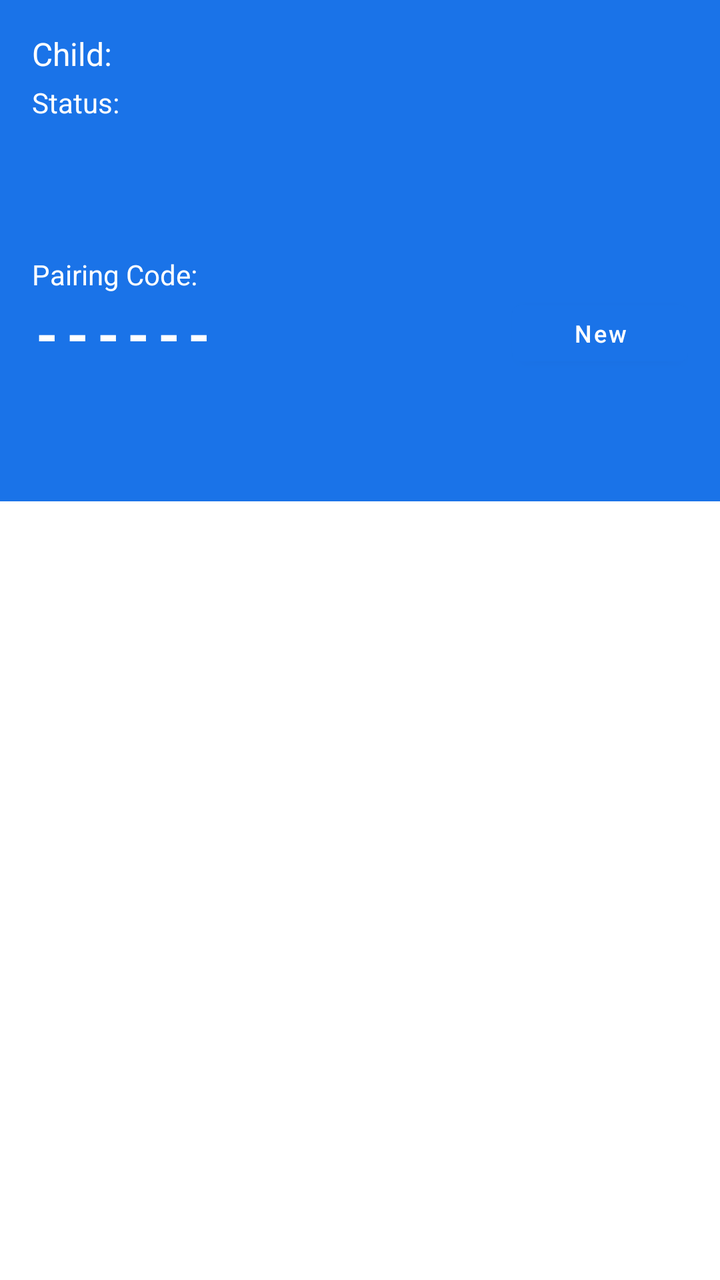
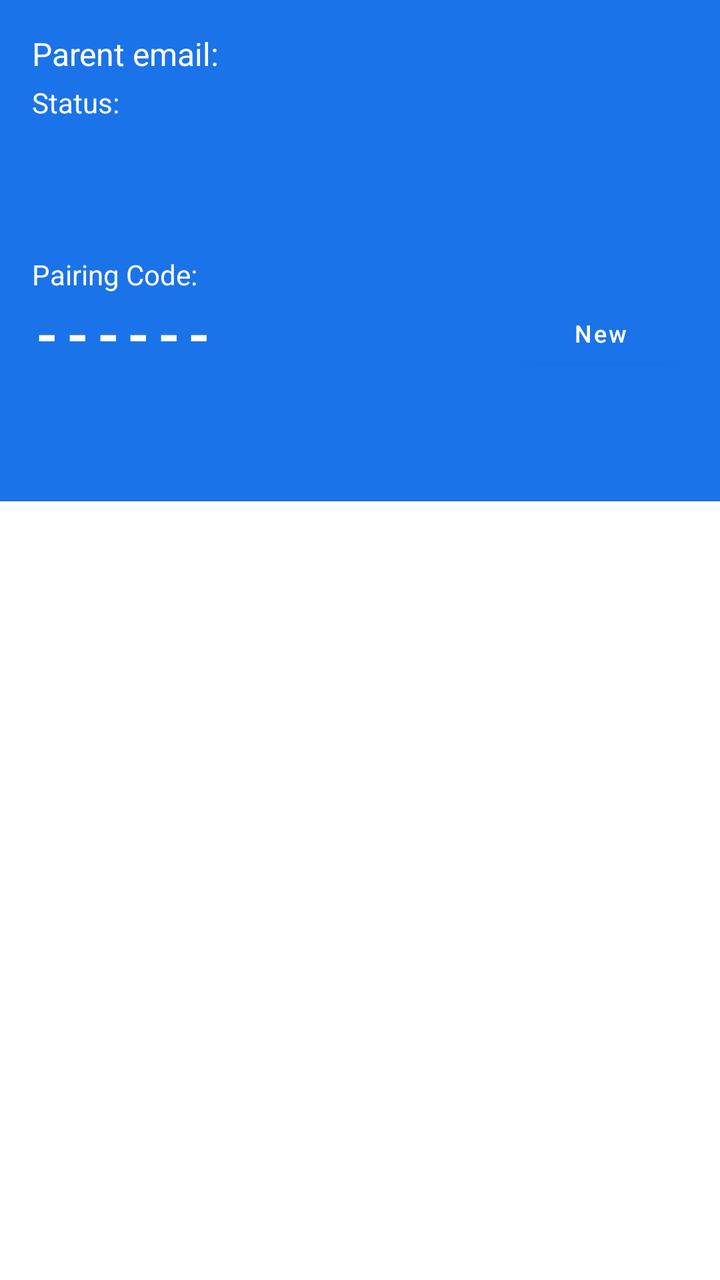

Before-and-after screenshots of an Android layout around one commit, followed by the original layout XML and the change that was made.
<!-- AndroidManifest.xml: application theme Theme.Monitor -->
<!-- res/layout/activity_main.xml -->
<?xml version="1.0" encoding="utf-8"?>
<LinearLayout xmlns:android="http://schemas.android.com/apk/res/android"
    xmlns:app="http://schemas.android.com/apk/res-auto"
    android:layout_width="match_parent"
    android:layout_height="match_parent"
    android:orientation="vertical">

    <LinearLayout
        android:layout_width="match_parent"
        android:layout_height="wrap_content"
        android:orientation="vertical"
        android:padding="16dp"
        android:background="?attr/colorPrimary">

        <TextView
            android:id="@+id/tv_child_email"
            android:layout_width="wrap_content"
            android:layout_height="wrap_content"
            android:text="Child: "
            android:textColor="@android:color/white"
            android:textSize="16sp"/>

        <TextView
            android:id="@+id/tv_status"
            android:layout_width="wrap_content"
            android:layout_height="wrap_content"
            android:text="Status: "
            android:textColor="@android:color/white"
            android:textSize="14sp"
            android:layout_marginTop="4dp"/>

        <TextView
            android:id="@+id/tv_device_model"
            android:layout_width="wrap_content"
            android:layout_height="wrap_content"
            android:text=""
            android:textColor="@android:color/white"
            android:textSize="13sp"
            android:layout_marginTop="2dp"/>

        <TextView
            android:id="@+id/tv_device_android"
            android:layout_width="wrap_content"
            android:layout_height="wrap_content"
            android:text=""
            android:textColor="@android:color/white"
            android:textSize="13sp"
            android:layout_marginTop="2dp"/>

        <TextView
            android:id="@+id/tv_last_seen"
            android:layout_width="wrap_content"
            android:layout_height="wrap_content"
            android:text=""
            android:textColor="@android:color/white"
            android:textSize="13sp"
            android:layout_marginTop="2dp"
            android:layout_marginBottom="4dp"/>

        <TextView
            android:id="@+id/tv_pairing_code_label"
            android:layout_width="wrap_content"
            android:layout_height="wrap_content"
            android:text="Pairing Code:"
            android:textColor="@android:color/white"
            android:textSize="14sp"
            android:layout_marginTop="4dp"/>

        <LinearLayout
            android:layout_width="match_parent"
            android:layout_height="wrap_content"
            android:orientation="horizontal"
            android:gravity="center_vertical">

            <TextView
                android:id="@+id/tv_pairing_code"
                android:layout_width="0dp"
                android:layout_height="wrap_content"
                android:layout_weight="1"
                android:text="------"
                android:textColor="@android:color/white"
                android:textSize="28sp"
                android:textStyle="bold"
                android:letterSpacing="0.15"/>

            <Button
                android:id="@+id/btn_new_code"
                android:layout_width="wrap_content"
                android:layout_height="40dp"
                android:text="New"
                android:textSize="12sp"
                android:textAllCaps="false"
                android:paddingLeft="16dp"
                android:paddingRight="16dp"/>

        </LinearLayout>

    </LinearLayout>

    <com.google.android.material.tabs.TabLayout
        android:id="@+id/tab_layout"
        android:layout_width="match_parent"
        android:layout_height="wrap_content"
        android:background="?attr/colorPrimary"
        app:tabMode="scrollable"
        app:tabTextColor="@android:color/white"
        app:tabSelectedTextColor="@android:color/white"
        app:tabIndicatorColor="@android:color/white"/>

    <androidx.viewpager2.widget.ViewPager2
        android:id="@+id/view_pager"
        android:layout_width="match_parent"
        android:layout_height="0dp"
        android:layout_weight="1"/>

</LinearLayout>
<!-- resources referenced by this layout -->
<resources>
  <style name="Theme.Monitor" parent="Theme.MaterialComponents.DayNight.NoActionBar">
          <item name="colorPrimary">#FF1A73E8</item>
          <item name="colorPrimaryVariant">#FF1557B0</item>
          <item name="colorOnPrimary">#FFFFFFFF</item>
          <item name="colorSecondary">#FF1A73E8</item>
          <item name="colorSecondaryVariant">#FF1557B0</item>
          <item name="colorOnSecondary">#FFFFFFFF</item>
          <item name="android:statusBarColor">#FF1A73E8</item>
      </style>
</resources>

<!-- the commit's change to res/layout/activity_main.xml (unified diff, before → after) -->
@@ -5,97 +5,103 @@
     android:layout_height="match_parent"
     android:orientation="vertical">
 
-    <LinearLayout
+    <ScrollView
         android:layout_width="match_parent"
-        android:layout_height="wrap_content"
-        android:orientation="vertical"
-        android:padding="16dp"
-        android:background="?attr/colorPrimary">
-
-        <TextView
-            android:id="@+id/tv_child_email"
-            android:layout_width="wrap_content"
-            android:layout_height="wrap_content"
-            android:text="Child: "
-            android:textColor="@android:color/white"
-            android:textSize="16sp"/>
-
-        <TextView
-            android:id="@+id/tv_status"
-            android:layout_width="wrap_content"
-            android:layout_height="wrap_content"
-            android:text="Status: "
-            android:textColor="@android:color/white"
-            android:textSize="14sp"
-            android:layout_marginTop="4dp"/>
-
-        <TextView
-            android:id="@+id/tv_device_model"
-            android:layout_width="wrap_content"
-            android:layout_height="wrap_content"
-            android:text=""
-            android:textColor="@android:color/white"
-            android:textSize="13sp"
-            android:layout_marginTop="2dp"/>
-
-        <TextView
-            android:id="@+id/tv_device_android"
-            android:layout_width="wrap_content"
-            android:layout_height="wrap_content"
-            android:text=""
-            android:textColor="@android:color/white"
-            android:textSize="13sp"
-            android:layout_marginTop="2dp"/>
-
-        <TextView
-            android:id="@+id/tv_last_seen"
-            android:layout_width="wrap_content"
-            android:layout_height="wrap_content"
-            android:text=""
-            android:textColor="@android:color/white"
-            android:textSize="13sp"
-            android:layout_marginTop="2dp"
-            android:layout_marginBottom="4dp"/>
-
-        <TextView
-            android:id="@+id/tv_pairing_code_label"
-            android:layout_width="wrap_content"
-            android:layout_height="wrap_content"
-            android:text="Pairing Code:"
-            android:textColor="@android:color/white"
-            android:textSize="14sp"
-            android:layout_marginTop="4dp"/>
+        android:layout_height="wrap_content">
 
         <LinearLayout
             android:layout_width="match_parent"
             android:layout_height="wrap_content"
-            android:orientation="horizontal"
-            android:gravity="center_vertical">
+            android:orientation="vertical"
+            android:padding="16dp"
+            android:background="?attr/colorPrimary">
 
             <TextView
-                android:id="@+id/tv_pairing_code"
-                android:layout_width="0dp"
+                android:id="@+id/tv_child_email"
+                android:layout_width="wrap_content"
                 android:layout_height="wrap_content"
-                android:layout_weight="1"
-                android:text="------"
+                android:text="Parent email: "
                 android:textColor="@android:color/white"
-                android:textSize="28sp"
-                android:textStyle="bold"
-                android:letterSpacing="0.15"/>
+                android:textSize="16sp"/>
 
-            <Button
-                android:id="@+id/btn_new_code"
+            <TextView
+                android:id="@+id/tv_status"
                 android:layout_width="wrap_content"
-                android:layout_height="40dp"
-                android:text="New"
-                android:textSize="12sp"
-                android:textAllCaps="false"
-                android:paddingLeft="16dp"
-                android:paddingRight="16dp"/>
+                android:layout_height="wrap_content"
+                android:text="Status: "
+                android:textColor="@android:color/white"
+                android:textSize="14sp"
+                android:layout_marginTop="4dp"/>
+
+            <TextView
+                android:id="@+id/tv_device_model"
+                android:layout_width="wrap_content"
+                android:layout_height="wrap_content"
+                android:text=""
+                android:textColor="@android:color/white"
+                android:textSize="13sp"
+                android:layout_marginTop="2dp"/>
+
+            <TextView
+                android:id="@+id/tv_device_android"
+                android:layout_width="wrap_content"
+                android:layout_height="wrap_content"
+                android:text=""
+                android:textColor="@android:color/white"
+                android:textSize="13sp"
+                android:layout_marginTop="2dp"/>
+
+            <TextView
+                android:id="@+id/tv_last_seen"
+                android:layout_width="wrap_content"
+                android:layout_height="wrap_content"
+                android:text=""
+                android:textColor="@android:color/white"
+                android:textSize="13sp"
+                android:layout_marginTop="2dp"
+                android:layout_marginBottom="4dp"/>
+
+            <TextView
+                android:id="@+id/tv_pairing_code_label"
+                android:layout_width="wrap_content"
+                android:layout_height="wrap_content"
+                android:text="Pairing Code:"
+                android:textColor="@android:color/white"
+                android:textSize="14sp"
+                android:layout_marginTop="4dp"/>
+
+            <LinearLayout
+                android:layout_width="match_parent"
+                android:layout_height="wrap_content"
+                android:orientation="horizontal"
+                android:gravity="center_vertical">
+
+                <TextView
+                    android:id="@+id/tv_pairing_code"
+                    android:layout_width="0dp"
+                    android:layout_height="wrap_content"
+                    android:layout_weight="1"
+                    android:text="------"
+                    android:textColor="@android:color/white"
+                    android:textSize="28sp"
+                    android:textStyle="bold"
+                    android:letterSpacing="0.15"/>
+
+                <Button
+                    android:id="@+id/btn_new_code"
+                    android:layout_width="wrap_content"
+                    android:layout_height="40dp"
+                    android:text="New"
+                    android:textSize="12sp"
+                    android:textAllCaps="false"
+                    android:paddingLeft="16dp"
+                    android:paddingRight="16dp"/>
+
+            </LinearLayout>
 
         </LinearLayout>
 
-    </LinearLayout>
+    </ScrollView>
 
     <com.google.android.material.tabs.TabLayout
         android:id="@+id/tab_layout"
